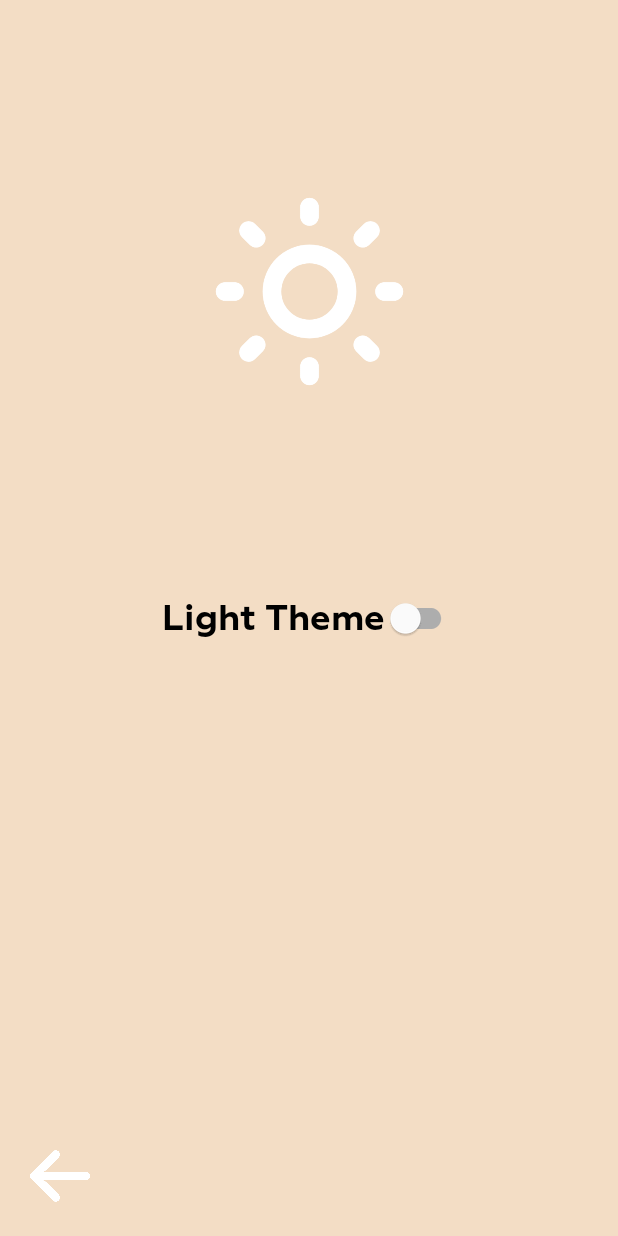
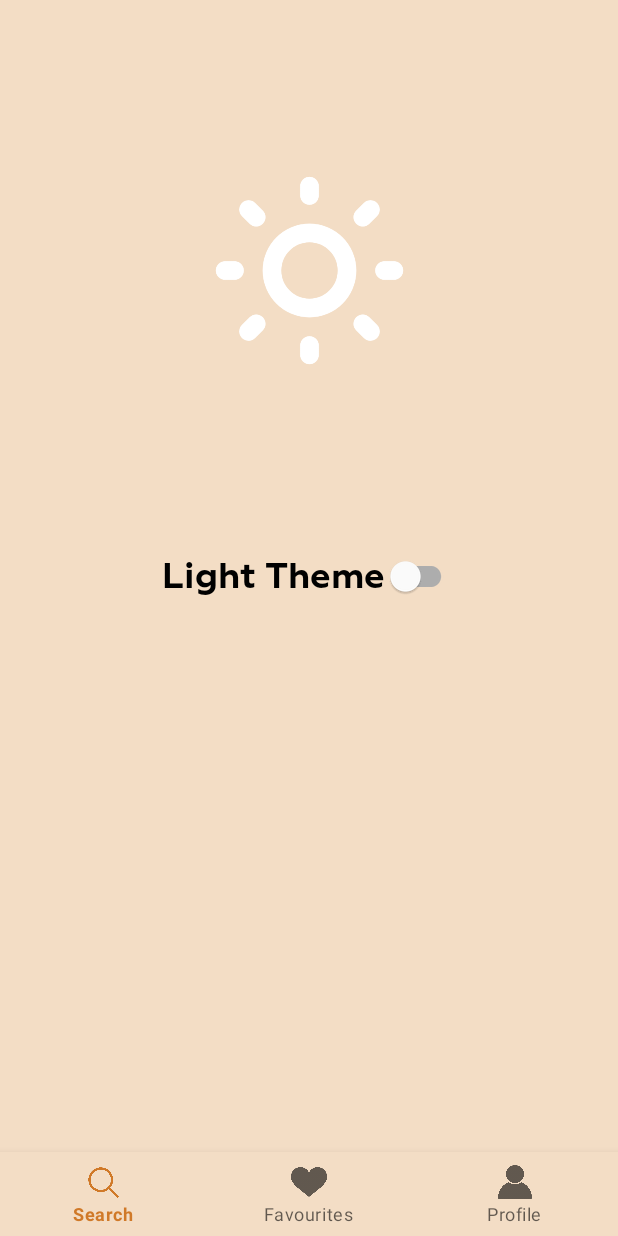
Before and after one commit to BulatXXX/EFT-App, an Android app: the SettingsFragment screen opened through its navigation route, on a phone screen of 412 x 824 dp. Run offline under Robolectric (Android 15) with nearby library versions, the phone set to English and light mode, and no system bars; our stand-ins replace Dagger/Hilt's generated code, navigation-ui; 3 statements that could not run were skipped.

Commit message:
Added bottom_nav_bar

```diff
--- a/app/src/main/java/com/example/kotlinpracticemirea/MainActivity.kt
+++ b/app/src/main/java/com/example/kotlinpracticemirea/MainActivity.kt
@@ -2,7 +2,9 @@ package com.example.kotlinpracticemirea
 
 import android.os.Bundle
 import androidx.appcompat.app.AppCompatActivity
+import androidx.navigation.Navigation
 import androidx.navigation.fragment.NavHostFragment
+import androidx.navigation.ui.NavigationUI
 import com.example.kotlinpracticemirea.databinding.ActivityMainBinding
 import dagger.hilt.android.AndroidEntryPoint
 
@@ -18,6 +20,15 @@ class MainActivity : AppCompatActivity() {
         val navController = navHostFragment.navController
 
         setContentView(binding.root)
+
+    }
+
+    override fun onStart() {
+        super.onStart()
+        NavigationUI.setupWithNavController(
+            navigationBarView = binding.bottomNavigationView,
+            navController = Navigation.findNavController(this, binding.navHostFragment.id)
+        )
     }
 
 }
--- a/app/src/main/java/com/example/kotlinpracticemirea/fragments/NotesFragment.kt
+++ b/app/src/main/java/com/example/kotlinpracticemirea/fragments/NotesFragment.kt
@@ -46,9 +46,7 @@ class NotesFragment : Fragment() , FleaMarketItemAdapter.Listener {
             binding.rv.adapter = adapter
         }
 
-        binding.backBtn.setOnClickListener {
-            Navigation.findNavController(requireView()).popBackStack()
-        }
+
 
     }
 
--- a/app/src/main/java/com/example/kotlinpracticemirea/fragments/SearchFragment.kt
+++ b/app/src/main/java/com/example/kotlinpracticemirea/fragments/SearchFragment.kt
@@ -3,8 +3,6 @@ package com.example.kotlinpracticemirea.fragments
 import android.annotation.SuppressLint
 import android.content.Context
 import android.os.Bundle
-import android.os.Handler
-import android.os.Looper
 import android.text.Editable
 import android.text.TextWatcher
 import android.view.LayoutInflater
@@ -35,10 +33,9 @@ class SearchFragment : Fragment() , SearchItemAdapter.Listener {
 
     val itemViewModel: ItemViewModel by viewModels()
 
-    var practModeIsOn = false
 
-    private val SEARCH_DEBOUNCE_DELAY = 2000L
-    private val searchRunnable = Runnable {  itemViewModel.searchItem(binding.searchBar.text.toString()) }
+
+
 
 
     override fun onCreateView(
@@ -118,12 +115,8 @@ class SearchFragment : Fragment() , SearchItemAdapter.Listener {
 
         binding.searchBar.addTextChangedListener(object : TextWatcher {
             override fun onTextChanged(s: CharSequence? , start: Int , before: Int , count: Int) {
-
-                if (practModeIsOn) binding.searchIcon.isVisible =
-                    if (s?.length == 0) false else true
-
                 if (s?.length != 0) {
-                    searchDebounce()
+                    itemViewModel.searchItem(binding.searchBar.text.toString())
 
                     itemViewModel.searchFragmentState.value = SearchFragmentState.IS_SEARCHING
 
@@ -133,7 +126,6 @@ class SearchFragment : Fragment() , SearchItemAdapter.Listener {
                     binding.pb.isVisible = false
                     binding.noItemsFoundTV.isVisible = false
 
-                    itemViewModel.searchFragmentState.value = SearchFragmentState.IS_SHOWING_HISTORY
                 }
             }
 
@@ -151,23 +143,15 @@ class SearchFragment : Fragment() , SearchItemAdapter.Listener {
         binding.searchList.adapter = adapter
 
         binding.searchList.layoutManager =
-            object : LinearLayoutManager(context , LinearLayoutManager.VERTICAL , false) {
+            object : LinearLayoutManager(context , VERTICAL , false) {
                 override fun canScrollVertically(): Boolean {
                     return true
                 }
             }
 
-        binding.favButton.setOnClickListener {
-            val action = SearchFragmentDirections.actionSearchFragmentToNotesFragment()
-            Navigation.findNavController(requireView()).navigate(action)
-        }
 
-        //Функция очистки списка для практики
-        binding.searchIcon.setOnLongClickListener {
-            practModeIsOn = !practModeIsOn
-            Toast.makeText(context , "Pract mode = $practModeIsOn" , Toast.LENGTH_SHORT).show()
-            true
-        }
+
+
 
         binding.searchIcon.setOnClickListener {
             if (itemViewModel.searchFragmentState.value == SearchFragmentState.IS_SHOWING_HISTORY) {
@@ -202,11 +186,7 @@ class SearchFragment : Fragment() , SearchItemAdapter.Listener {
 
         }
 
-        binding.favButton.setOnLongClickListener {
-            val action = SearchFragmentDirections.actionSearchFragmentToSettingsFragment()
-            Navigation.findNavController(requireView()).navigate(action)
-            true
-        }
+
 
         binding.refreshBtn.setOnClickListener {
             itemViewModel.searchItem(binding.searchBar.text.toString())
@@ -224,12 +204,7 @@ class SearchFragment : Fragment() , SearchItemAdapter.Listener {
 
     }
 
-    private fun searchDebounce() {
-        val handler = Handler(Looper.getMainLooper())
-        handler.removeCallbacks(searchRunnable)
-        handler.postDelayed(searchRunnable,SEARCH_DEBOUNCE_DELAY)
 
-    }
 
 
     override fun OnClick(item: Item) {
--- a/app/src/main/java/com/example/kotlinpracticemirea/fragments/SettingsFragment.kt
+++ b/app/src/main/java/com/example/kotlinpracticemirea/fragments/SettingsFragment.kt
@@ -37,8 +37,6 @@ class SettingsFragment : Fragment() {
     }
 
     private fun initInterface() {
-
-
         if ((requireActivity().applicationContext as FleaApplication).darkTheme) {
             binding.imageView.setImageResource(
                 R.drawable.moon
@@ -52,6 +50,4 @@ class SettingsFragment : Fragment() {
         }
 
     }
-
-
 }
--- a/app/src/main/res/layout/activity_main.xml
+++ b/app/src/main/res/layout/activity_main.xml
@@ -2,24 +2,35 @@
 <androidx.constraintlayout.widget.ConstraintLayout xmlns:android="http://schemas.android.com/apk/res/android"
     xmlns:app="http://schemas.android.com/apk/res-auto"
     xmlns:tools="http://schemas.android.com/tools"
+    android:id="@+id/container"
     android:layout_width="match_parent"
     android:layout_height="match_parent"
-    android:id="@+id/container"
+    android:background="?attr/backgroundColor"
     android:fitsSystemWindows="true"
-    android:background="?attr/backgroundColor"
     tools:context=".MainActivity">
 
     <androidx.fragment.app.FragmentContainerView
         android:id="@+id/nav_host_fragment"
         android:name="androidx.navigation.fragment.NavHostFragment"
         android:layout_width="match_parent"
-        android:layout_height="match_parent"
+        android:layout_height="0dp"
         app:defaultNavHost="true"
-        app:layout_constraintBottom_toBottomOf="parent"
+        app:layout_constraintBottom_toTopOf="@id/bottomNavigationView"
         app:layout_constraintLeft_toLeftOf="parent"
         app:layout_constraintRight_toRightOf="parent"
         app:layout_constraintTop_toTopOf="parent"
         app:navGraph="@navigation/navgraph" />
 
+    <com.google.android.material.bottomnavigation.BottomNavigationView
+        android:id="@+id/bottomNavigationView"
+        android:layout_width="match_parent"
+        android:background="?attr/backgroundColor"
+        app:menu="@menu/bottom_nav_bar"
+
+        android:layout_height="wrap_content"
+        app:layout_constraintBottom_toBottomOf="parent"
+        app:layout_constraintEnd_toEndOf="parent"
+        app:layout_constraintStart_toStartOf="parent" />
+
 
 </androidx.constraintlayout.widget.ConstraintLayout>
--- a/app/src/main/res/layout/fragment_settings.xml
+++ b/app/src/main/res/layout/fragment_settings.xml
@@ -21,17 +21,7 @@
         app:layout_constraintStart_toStartOf="parent"
         app:layout_constraintTop_toTopOf="parent" />
 
-    <ImageView
-        android:id="@+id/backButton"
-        android:layout_width="40dp"
-        android:layout_height="40dp"
-        android:layout_marginStart="20dp"
-        android:layout_marginBottom="20dp"
-        android:src="@drawable/back_arrow"
-        android:text="Item Name"
-        android:textAlignment="center"
-        app:layout_constraintBottom_toBottomOf="parent"
-        app:layout_constraintStart_toStartOf="parent" />
+    \
 
     <ImageView
         android:id="@+id/imageView"
--- /dev/null
+++ b/app/src/main/res/menu/bottom_nav_bar.xml
@@ -0,0 +1,15 @@
+<?xml version="1.0" encoding="utf-8"?>
+<menu xmlns:android="http://schemas.android.com/apk/res/android">
+    <item
+        android:id="@+id/searchFragment"
+        android:icon="@drawable/search"
+        android:title="Search" />
+    <item
+        android:id="@+id/notesFragment"
+        android:icon="@drawable/like_white"
+        android:title="Favourites" />
+    <item
+        android:id="@+id/settingsFragment"
+        android:icon="@drawable/user"
+        android:title="Profile" />
+</menu>
--- a/app/src/main/res/values-night/themes.xml
+++ b/app/src/main/res/values-night/themes.xml
@@ -2,6 +2,7 @@
     <!-- Base application theme. -->
     <style name="Theme.EFT_APP" parent="Theme.MaterialComponents.DayNight.NoActionBar">
         <!-- Primary brand color. -->
+        <item name="colorPrimary">@color/white</item>
         <item name="textFillColor">@color/white</item>
         <!-- Secondary brand color. -->
         <!-- Status bar color. -->
--- a/app/src/main/res/values/colors.xml
+++ b/app/src/main/res/values/colors.xml
@@ -1,5 +1,6 @@
 <?xml version="1.0" encoding="utf-8"?>
 <resources>
+    <color name="brown_orange">#D07928</color>
     <color name="black">#FF000000</color>
     <color name="dark_violet">#FF18161A</color>
     <color name="sand_color">#F3DDC5</color>
--- a/app/src/main/res/values/themes.xml
+++ b/app/src/main/res/values/themes.xml
@@ -2,6 +2,7 @@
     <!-- Base application theme. -->
     <style name="Theme.EFT_APP" parent="Theme.MaterialComponents.DayNight.NoActionBar">
         <!-- Primary brand color. -->
+        <item name="colorPrimary">@color/brown_orange</item>
         <item name="textFillColor">@color/black</item>
 
         <!-- Secondary brand color. -->
```
Also changed, not shown: app/src/main/java/com/example/kotlinpracticemirea/SearchHistoryManager.kt (+0 -11 lines), app/src/main/res/layout-land/fragment_search.xml (+1 -8 lines), app/src/main/res/layout/fragment_notes.xml (+1 -9 lines), app/src/main/res/layout/fragment_search.xml (+1 -8 lines), app/src/main/res/drawable/user.png (added).
